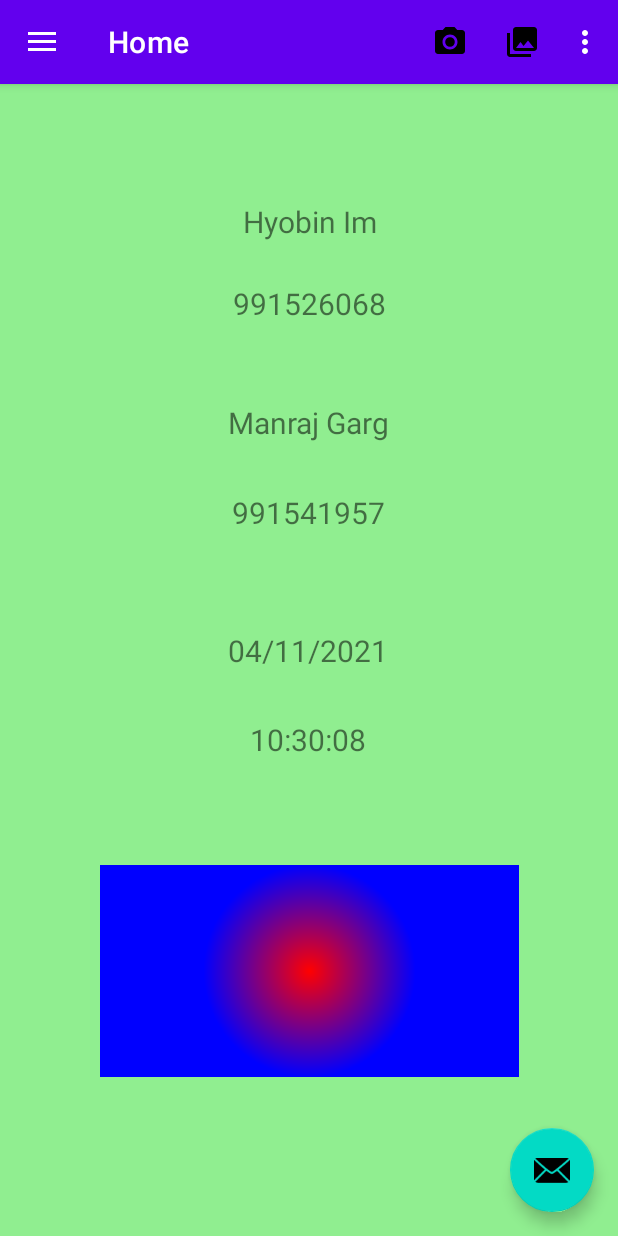
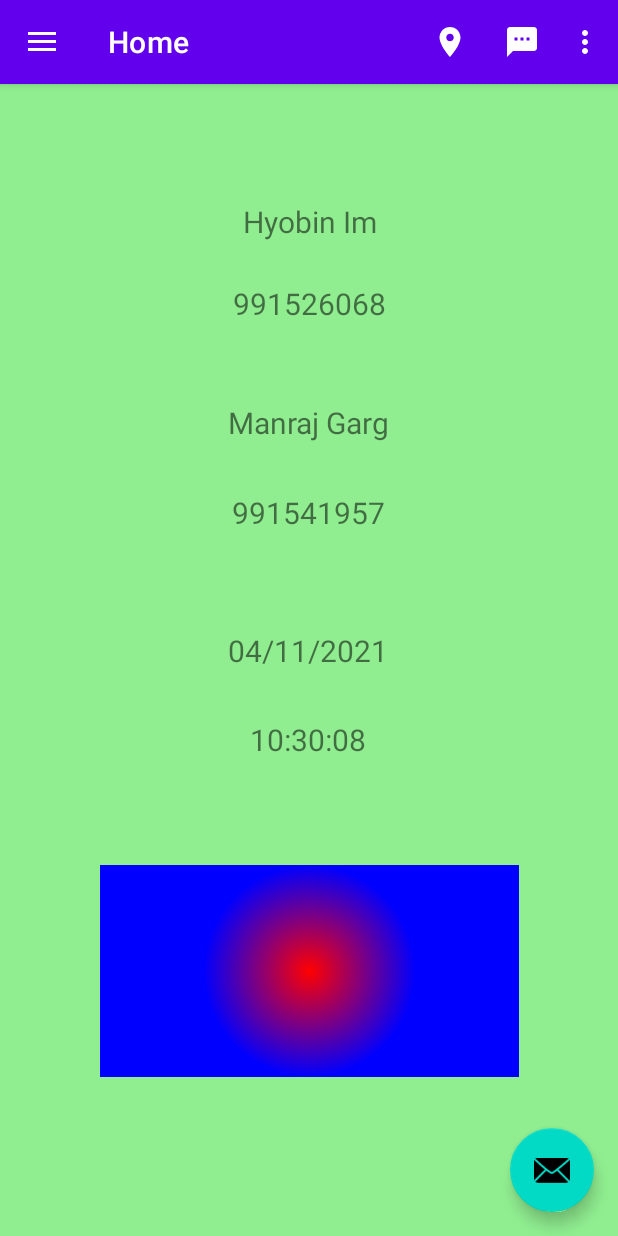
Before and after one commit to ManrajGarg991541957/GargImAssign4, an Android app: the screen it shows after launch (ManrajHyobinActivity), on a phone screen of 412 x 824 dp. Run offline under Robolectric (Android 15) with nearby library versions, the phone set to English and light mode, and no system bars; our stand-ins replace navigation-ui.

Commit message:
Added images to the menu that matches

```diff
--- /dev/null
+++ b/ManrajHyobinAssign44/src/main/res/drawable/ic_download.xml
@@ -0,0 +1,10 @@
+<vector xmlns:android="http://schemas.android.com/apk/res/android"
+    android:width="24dp"
+    android:height="24dp"
+    android:viewportWidth="24"
+    android:viewportHeight="24"
+    android:tint="?attr/colorControlNormal">
+  <path
+      android:fillColor="@android:color/white"
+      android:pathData="M19.35,10.04C18.67,6.59 15.64,4 12,4 9.11,4 6.6,5.64 5.35,8.04 2.34,8.36 0,10.91 0,14c0,3.31 2.69,6 6,6h13c2.76,0 5,-2.24 5,-5 0,-2.64 -2.05,-4.78 -4.65,-4.96zM17,13l-5,5 -5,-5h3V9h4v4h3z"/>
+</vector>
--- /dev/null
+++ b/ManrajHyobinAssign44/src/main/res/drawable/ic_home.xml
@@ -0,0 +1,10 @@
+<vector xmlns:android="http://schemas.android.com/apk/res/android"
+    android:width="24dp"
+    android:height="24dp"
+    android:viewportWidth="24"
+    android:viewportHeight="24"
+    android:tint="?attr/colorControlNormal">
+  <path
+      android:fillColor="@android:color/white"
+      android:pathData="M10,20v-6h4v6h5v-8h3L12,3 2,12h3v8z"/>
+</vector>
--- /dev/null
+++ b/ManrajHyobinAssign44/src/main/res/drawable/ic_location.xml
@@ -0,0 +1,10 @@
+<vector xmlns:android="http://schemas.android.com/apk/res/android"
+    android:width="24dp"
+    android:height="24dp"
+    android:viewportWidth="24"
+    android:viewportHeight="24"
+    android:tint="?attr/colorControlNormal">
+  <path
+      android:fillColor="@android:color/white"
+      android:pathData="M12,2C8.13,2 5,5.13 5,9c0,5.25 7,13 7,13s7,-7.75 7,-13c0,-3.87 -3.13,-7 -7,-7zM12,11.5c-1.38,0 -2.5,-1.12 -2.5,-2.5s1.12,-2.5 2.5,-2.5 2.5,1.12 2.5,2.5 -1.12,2.5 -2.5,2.5z"/>
+</vector>
--- /dev/null
+++ b/ManrajHyobinAssign44/src/main/res/drawable/ic_settings.xml
@@ -0,0 +1,10 @@
+<vector xmlns:android="http://schemas.android.com/apk/res/android"
+    android:width="24dp"
+    android:height="24dp"
+    android:viewportWidth="24"
+    android:viewportHeight="24"
+    android:tint="?attr/colorControlNormal">
+  <path
+      android:fillColor="@android:color/white"
+      android:pathData="M19.14,12.94c0.04,-0.3 0.06,-0.61 0.06,-0.94c0,-0.32 -0.02,-0.64 -0.07,-0.94l2.03,-1.58c0.18,-0.14 0.23,-0.41 0.12,-0.61l-1.92,-3.32c-0.12,-0.22 -0.37,-0.29 -0.59,-0.22l-2.39,0.96c-0.5,-0.38 -1.03,-0.7 -1.62,-0.94L14.4,2.81c-0.04,-0.24 -0.24,-0.41 -0.48,-0.41h-3.84c-0.24,0 -0.43,0.17 -0.47,0.41L9.25,5.35C8.66,5.59 8.12,5.92 7.63,6.29L5.24,5.33c-0.22,-0.08 -0.47,0 -0.59,0.22L2.74,8.87C2.62,9.08 2.66,9.34 2.86,9.48l2.03,1.58C4.84,11.36 4.8,11.69 4.8,12s0.02,0.64 0.07,0.94l-2.03,1.58c-0.18,0.14 -0.23,0.41 -0.12,0.61l1.92,3.32c0.12,0.22 0.37,0.29 0.59,0.22l2.39,-0.96c0.5,0.38 1.03,0.7 1.62,0.94l0.36,2.54c0.05,0.24 0.24,0.41 0.48,0.41h3.84c0.24,0 0.44,-0.17 0.47,-0.41l0.36,-2.54c0.59,-0.24 1.13,-0.56 1.62,-0.94l2.39,0.96c0.22,0.08 0.47,0 0.59,-0.22l1.92,-3.32c0.12,-0.22 0.07,-0.47 -0.12,-0.61L19.14,12.94zM12,15.6c-1.98,0 -3.6,-1.62 -3.6,-3.6s1.62,-3.6 3.6,-3.6s3.6,1.62 3.6,3.6S13.98,15.6 12,15.6z"/>
+</vector>
--- /dev/null
+++ b/ManrajHyobinAssign44/src/main/res/drawable/ic_sms.xml
@@ -0,0 +1,10 @@
+<vector xmlns:android="http://schemas.android.com/apk/res/android"
+    android:width="24dp"
+    android:height="24dp"
+    android:viewportWidth="24"
+    android:viewportHeight="24"
+    android:tint="?attr/colorControlNormal">
+  <path
+      android:fillColor="@android:color/white"
+      android:pathData="M20,2L4,2c-1.1,0 -1.99,0.9 -1.99,2L2,22l4,-4h14c1.1,0 2,-0.9 2,-2L22,4c0,-1.1 -0.9,-2 -2,-2zM9,11L7,11L7,9h2v2zM13,11h-2L11,9h2v2zM17,11h-2L15,9h2v2z"/>
+</vector>
--- /dev/null
+++ b/ManrajHyobinAssign44/src/main/res/drawable/ic_web.xml
@@ -0,0 +1,10 @@
+<vector xmlns:android="http://schemas.android.com/apk/res/android"
+    android:width="24dp"
+    android:height="24dp"
+    android:viewportWidth="24"
+    android:viewportHeight="24"
+    android:tint="?attr/colorControlNormal">
+  <path
+      android:fillColor="@android:color/white"
+      android:pathData="M20,4L4,4c-1.1,0 -1.99,0.9 -1.99,2L2,18c0,1.1 0.9,2 2,2h16c1.1,0 2,-0.9 2,-2L22,6c0,-1.1 -0.9,-2 -2,-2zM15,18L4,18v-4h11v4zM15,13L4,13L4,9h11v4zM20,18h-4L16,9h4v9z"/>
+</vector>
--- a/ManrajHyobinAssign44/src/main/res/menu/activity_main_drawer.xml
+++ b/ManrajHyobinAssign44/src/main/res/menu/activity_main_drawer.xml
@@ -6,19 +6,19 @@
     <group android:checkableBehavior="single">
         <item
             android:id="@+id/nav_home"
-            android:icon="@drawable/ic_menu_camera"
+            android:icon="@drawable/ic_home"
             android:title="@string/menu_home" />
         <item
             android:id="@+id/nav_download"
-            android:icon="@drawable/ic_menu_gallery"
+            android:icon="@drawable/ic_download"
             android:title="Download" />
         <item
             android:id="@+id/nav_webservice"
-            android:icon="@drawable/ic_menu_slideshow"
+            android:icon="@drawable/ic_web"
             android:title="Web Service" />
         <item
             android:id="@+id/nav_settings"
-            android:icon="@drawable/ic_menu_slideshow"
+            android:icon="@drawable/ic_settings"
             android:title="Settings" />
     </group>
 </menu>
--- a/ManrajHyobinAssign44/src/main/res/menu/main.xml
+++ b/ManrajHyobinAssign44/src/main/res/menu/main.xml
@@ -10,14 +10,14 @@
     <item
         android:id="@+id/manrajHyobinLocation"
         android:title="Location"
-        android:icon="@drawable/ic_menu_camera"
+        android:icon="@drawable/ic_location"
         app:showAsAction="always"
         android:orderInCategory="1">
     </item>
     <item
         android:id="@+id/manrajHyobinSMS"
         android:title="Send SMS"
-        android:icon="@drawable/ic_menu_gallery"
+        android:icon="@drawable/ic_sms"
         app:showAsAction="always"
         android:orderInCategory="2">
     </item>
```
